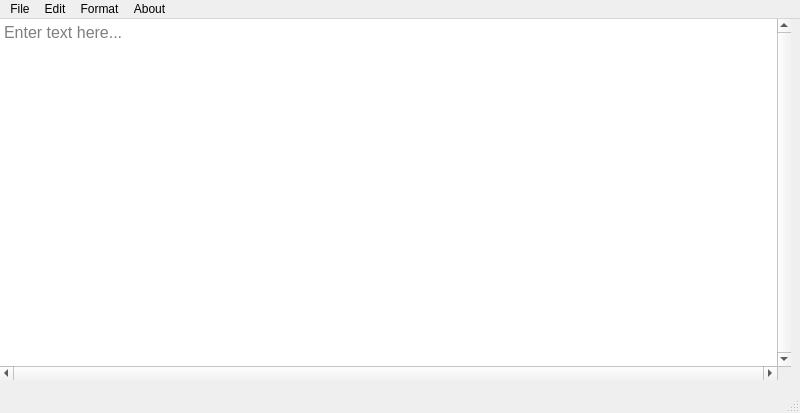
This is mainwindow.ui in proxjega/QTNotepad as Qt 5 draws it before an edit. The edited form follows.
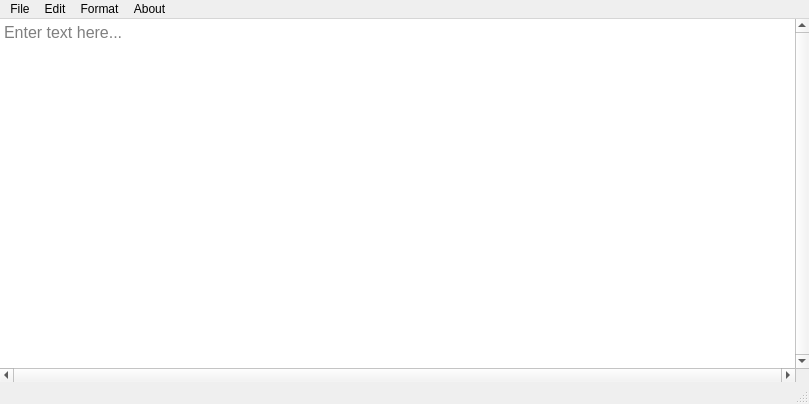
This is the edited form.

Commit message: Expanding text field

```diff
--- a/mainwindow.ui
+++ b/mainwindow.ui
@@ -6,29 +6,68 @@
    <rect>
     <x>0</x>
     <y>0</y>
-    <width>800</width>
-    <height>413</height>
+    <width>809</width>
+    <height>404</height>
    </rect>
   </property>
+  <property name="sizePolicy">
+   <sizepolicy hsizetype="Preferred" vsizetype="Preferred">
+    <horstretch>0</horstretch>
+    <verstretch>0</verstretch>
+   </sizepolicy>
+  </property>
   <property name="windowTitle">
    <string>Untitled - qNotepad</string>
   </property>
   <widget class="QWidget" name="centralwidget">
+   <property name="sizePolicy">
+    <sizepolicy hsizetype="Ignored" vsizetype="Ignored">
+     <horstretch>0</horstretch>
+     <verstretch>0</verstretch>
+    </sizepolicy>
+   </property>
+   <property name="autoFillBackground">
+    <bool>true</bool>
+   </property>
+   <layout class="QHBoxLayout" name="horizontalLayout">
+    <property name="leftMargin">
+     <number>0</number>
+    </property>
+    <property name="topMargin">
+     <number>0</number>
+    </property>
+    <property name="rightMargin">
+     <number>0</number>
+    </property>
+    <property name="bottomMargin">
+     <number>0</number>
+    </property>
+    <item>
    <widget class="QTextEdit" name="textEdit">
-    <property name="geometry">
-     <rect>
-      <x>0</x>
-      <y>0</y>
-      <width>791</width>
-      <height>361</height>
-     </rect>
-    </property>
     <property name="sizePolicy">
-     <sizepolicy hsizetype="Maximum" vsizetype="Maximum">
+       <sizepolicy hsizetype="Ignored" vsizetype="Ignored">
       <horstretch>0</horstretch>
       <verstretch>0</verstretch>
      </sizepolicy>
     </property>
+      <property name="minimumSize">
+       <size>
+        <width>0</width>
+        <height>0</height>
+       </size>
+      </property>
+      <property name="sizeIncrement">
+       <size>
+        <width>0</width>
+        <height>0</height>
+       </size>
+      </property>
+      <property name="baseSize">
+       <size>
+        <width>0</width>
+        <height>0</height>
+       </size>
+      </property>
     <property name="font">
      <font>
       <pointsize>12</pointsize>
@@ -37,6 +76,9 @@
     <property name="layoutDirection">
      <enum>Qt::LayoutDirection::LeftToRight</enum>
     </property>
+      <property name="autoFillBackground">
+       <bool>true</bool>
+      </property>
     <property name="locale">
      <locale language="English" country="UnitedStates"/>
     </property>
@@ -75,13 +117,15 @@
      <string>Enter text here...</string>
     </property>
    </widget>
+    </item>
+   </layout>
   </widget>
   <widget class="QMenuBar" name="menubar">
    <property name="geometry">
     <rect>
      <x>0</x>
      <y>0</y>
-     <width>800</width>
+     <width>809</width>
      <height>21</height>
     </rect>
    </property>
```
Lines whose indentation alone changed are shown as unchanged.
